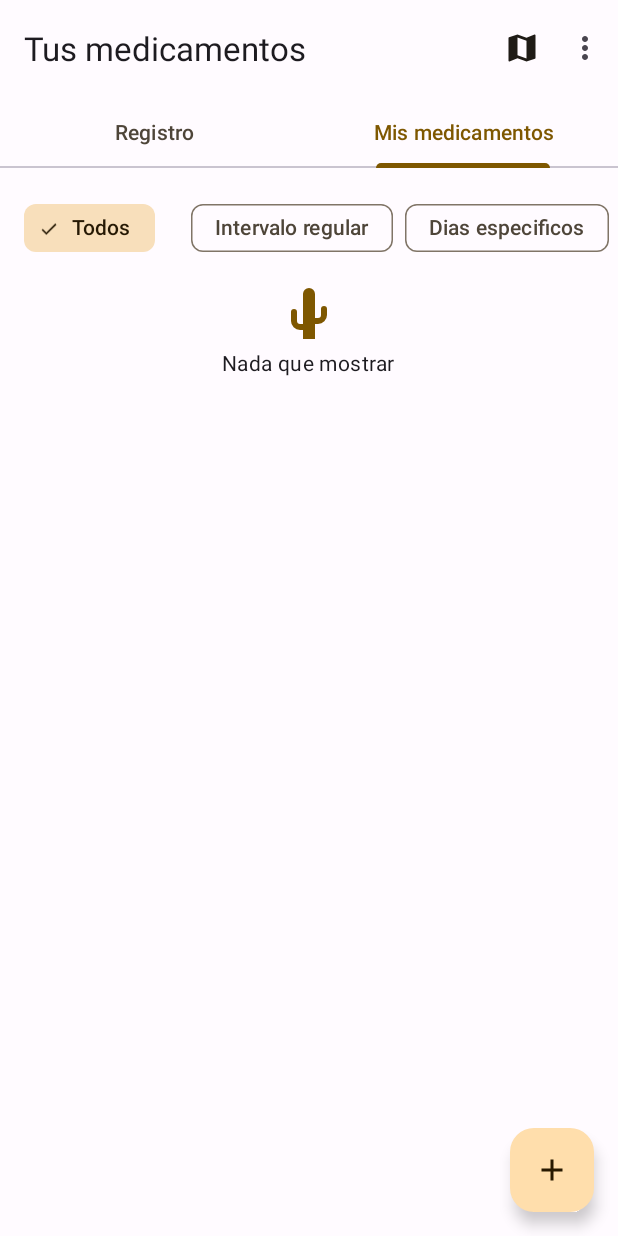
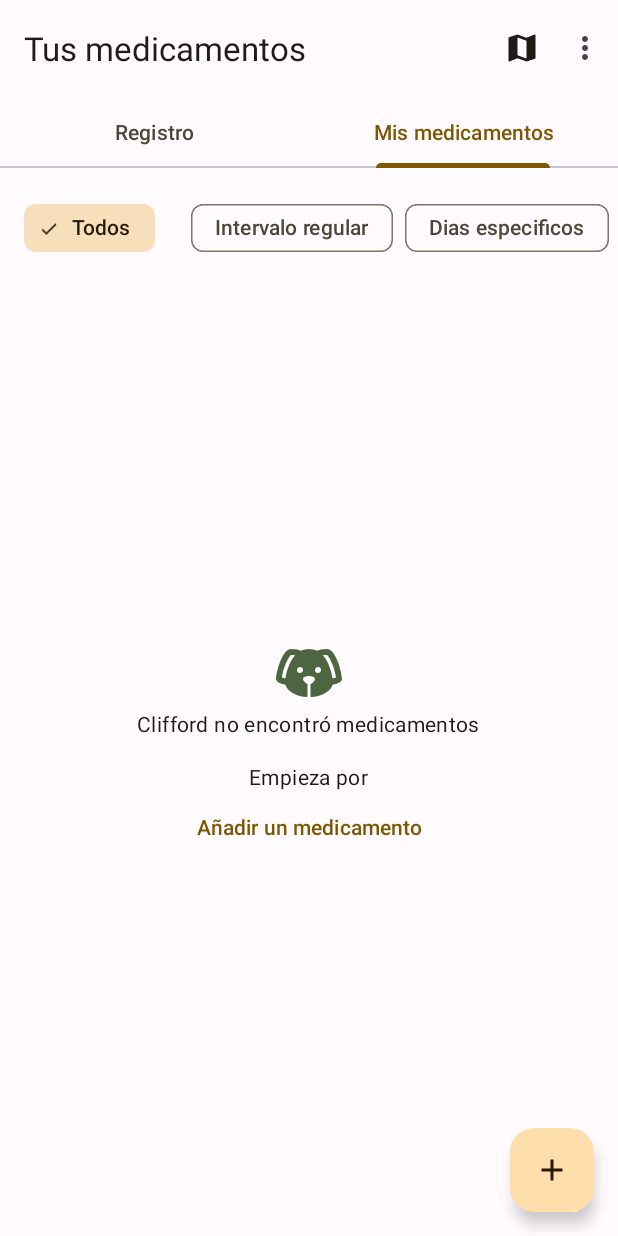
Before and after one commit to Totremont/MedicaTrack, an Android app: the screen it shows after launch (MainActivity), tab 2 chosen, on a phone screen of 412 x 824 dp. Run offline under Robolectric (Android 15) with nearby library versions, the phone set to English and light mode, and no system bars; our stand-ins replace Room's generated code, navigation-ui.

Commit message:
Cambiado el recyclerview para que utilize DiffUtil

```diff
--- a/app/src/main/java/com/example/medicatrack/MedicamentosFragment.java
+++ b/app/src/main/java/com/example/medicatrack/MedicamentosFragment.java
@@ -1,7 +1,13 @@
 package com.example.medicatrack;
 
+import android.app.Activity;
+import android.content.Intent;
 import android.os.Bundle;
 
+import androidx.activity.result.ActivityResult;
+import androidx.activity.result.ActivityResultCallback;
+import androidx.activity.result.ActivityResultLauncher;
+import androidx.activity.result.contract.ActivityResultContracts;
 import androidx.annotation.NonNull;
 import androidx.annotation.Nullable;
 import androidx.appcompat.widget.LinearLayoutCompat;
@@ -17,11 +23,13 @@ import android.view.ViewGroup;
 
 import com.example.medicatrack.adapters.MedicamentoAdapter;
 import com.example.medicatrack.adapters.RegistroAdapter;
+import com.example.medicatrack.creacion.CreacionActivity;
 import com.example.medicatrack.databinding.FragmentMedicamentosBinding;
 import com.example.medicatrack.model.Medicamento;
 import com.example.medicatrack.model.enums.Frecuencia;
 import com.example.medicatrack.repo.MedicamentoRepository;
 import com.example.medicatrack.viewmodels.MedicamentoViewModel;
+import com.google.android.material.snackbar.Snackbar;
 
 import java.util.ArrayList;
 import java.util.List;
@@ -36,14 +44,26 @@ public class MedicamentosFragment extends Fragment
     private MedicamentoAdapter adapter;
     private final ArrayList<Medicamento> medicamentos = new ArrayList<>();
     private final ArrayList<Medicamento> medicamentosFiltrados = new ArrayList<>();
+    private MedicamentoViewModel viewModel;
 
-    private MedicamentoViewModel viewModel;
+    private ActivityResultLauncher<Intent> creacionLauncher;
 
 
     @Override
     public void onCreate(Bundle savedInstanceState)
     {
         super.onCreate(savedInstanceState);
+        creacionLauncher = registerForActivityResult(
+                new ActivityResultContracts.StartActivityForResult(), result ->
+                {
+                    if (result.getResultCode() == Activity.RESULT_OK) {
+                        Intent data = result.getData();
+                        Medicamento a = data.getExtras().getParcelable("Medicamento");
+
+                        viewModel.nuevoMedicamento.setValue(a);
+                        Snackbar.make(binding.getRoot(), "Se ha agregado un nuevo medicamento", Snackbar.LENGTH_LONG).show();
+                    }
+                });
     }
 
     @Override
@@ -114,6 +134,12 @@ public class MedicamentosFragment extends Fragment
             setMedicamentos(Frecuencia.NECESIDAD,null);
         });
 
+        binding.agregarButton.setOnClickListener(view1 ->
+        {
+            Intent intent = new Intent(requireActivity(), CreacionActivity.class);
+            creacionLauncher.launch(intent);
+        });
+
         viewModel.nuevoMedicamento.observe(requireActivity(),nuevo ->
         {
             if(nuevo == null) return;
--- a/app/src/main/java/com/example/medicatrack/adapters/MedicamentoAdapter.java
+++ b/app/src/main/java/com/example/medicatrack/adapters/MedicamentoAdapter.java
@@ -5,26 +5,30 @@ import android.view.ViewGroup;
 
 import androidx.annotation.NonNull;
 import androidx.recyclerview.widget.DiffUtil;
+import androidx.recyclerview.widget.ListAdapter;
 import androidx.recyclerview.widget.RecyclerView;
 
 import com.example.medicatrack.databinding.MedicamentoViewlistBinding;
 import com.example.medicatrack.model.Medicamento;
+import com.example.medicatrack.model.Registro;
 import com.example.medicatrack.utilities.FechaFormat;
 import com.example.medicatrack.utilities.ResourcesUtility;
 import com.example.medicatrack.viewmodels.MedicamentoViewModel;
 
 import java.util.ArrayList;
+import java.util.List;
 
-public class MedicamentoAdapter extends RecyclerView.Adapter<MedicamentoAdapter.MedicamentoViewHolder>
+public class MedicamentoAdapter extends ListAdapter<Medicamento,MedicamentoAdapter.MedicamentoViewHolder>
 {
 
-    private final ArrayList<Medicamento> medicamentos = new ArrayList<>();
     private MedicamentoViewModel viewModel;
 
     public MedicamentoAdapter(MedicamentoViewModel viewModel)
     {
+        super(new MedicamentoDifference());
         this.viewModel = viewModel;
     }
+
 
     @NonNull
     @Override
@@ -36,24 +40,18 @@ public class MedicamentoAdapter extends RecyclerView.Adapter<MedicamentoAdapter.
     @Override
     public void onBindViewHolder(@NonNull MedicamentoAdapter.MedicamentoViewHolder holder, int position)
     {
-        holder.bind(medicamentos.get(position),viewModel);
+        holder.bind(getCurrentList().get(position),viewModel);
     }
 
     @Override
     public int getItemCount()
     {
-        return medicamentos.size();
+        return getCurrentList().size();
     }
 
     public void setData(ArrayList<Medicamento> medicamentos)
     {
-        this.medicamentos.clear();
-        this.medicamentos.addAll(medicamentos);
-
-        MedicamentoAdapter.MedicamentoDifference diferenciador = new MedicamentoAdapter.MedicamentoDifference(medicamentos,this.medicamentos);
-        DiffUtil.DiffResult resultado = DiffUtil.calculateDiff(diferenciador);
-        //resultado.dispatchUpdatesTo(this);
-        notifyDataSetChanged();
+        submitList((List<Medicamento>) medicamentos.clone());
     }
 
     //Clase Viewholder - se encarga de mostrar los datos en la UI
@@ -91,44 +89,19 @@ public class MedicamentoAdapter extends RecyclerView.Adapter<MedicamentoAdapter.
 
 
     //Obtiene las diferencias entre 2 listas distintas
-    public static class MedicamentoDifference extends DiffUtil.Callback
+    public static class MedicamentoDifference extends DiffUtil.ItemCallback<Medicamento>
     {
 
-        private final ArrayList<Medicamento> listaNueva = new ArrayList<>();
-        private final ArrayList<Medicamento> listaVieja = new ArrayList<>();
-
-        public MedicamentoDifference(ArrayList<Medicamento> listaNueva, ArrayList<Medicamento> listaVieja)
-        {
-            this.listaNueva.addAll(listaNueva);
-            this.listaVieja.addAll(listaVieja);
+        @Override
+        public boolean areItemsTheSame(@NonNull Medicamento oldItem, @NonNull Medicamento newItem) {
+            return oldItem.equals(newItem);
         }
 
         @Override
-        public int getOldListSize() {
-            return listaVieja.size();
-        }
-
-        @Override
-        public int getNewListSize() {
-            return listaNueva.size();
-        }
-
-        @Override       //Son las 2 instancias iguales?
-        public boolean areItemsTheSame(int oldItemPosition, int newItemPosition)
-        {
-            Medicamento viejo = listaVieja.get(oldItemPosition);
-            Medicamento nuevo = listaNueva.get(newItemPosition);
-            return nuevo.equals(viejo);
-        }
-
-        @Override       //Tienen las 2 instancias los mismos datos? (visualmente en la UI)
-        public boolean areContentsTheSame(int oldItemPosition, int newItemPosition)
-        {
-            Medicamento viejo = listaVieja.get(oldItemPosition);
-            Medicamento nuevo = listaNueva.get(newItemPosition);
-            //Cantidad pastillas y registro blablabla
-            return FechaFormat.formattedHora(viejo.getHora()).equals(FechaFormat.formattedHora(nuevo.getHora()))
-                    && viejo.getNombre().equals(nuevo.getNombre()) && viejo.getConcentracion() == nuevo.getConcentracion();
+        public boolean areContentsTheSame(@NonNull Medicamento oldItem, @NonNull Medicamento newItem) {
+            return oldItem.equals(newItem) || (oldItem.getNombre().equals(newItem.getNombre())
+                    && oldItem.getFrecuencia().equals(newItem.getFrecuencia())
+                    && oldItem.getConcentracion() == newItem.getConcentracion() && oldItem.getForma().equals(newItem.getForma()));
         }
     }
 }
--- a/app/src/main/java/com/example/medicatrack/adapters/RegistroAdapter.java
+++ b/app/src/main/java/com/example/medicatrack/adapters/RegistroAdapter.java
@@ -9,6 +9,7 @@ import android.view.animation.RotateAnimation;
 import androidx.annotation.NonNull;
 import androidx.appcompat.widget.LinearLayoutCompat;
 import androidx.recyclerview.widget.DiffUtil;
+import androidx.recyclerview.widget.ListAdapter;
 import androidx.recyclerview.widget.RecyclerView;
 
 import com.example.medicatrack.R;
@@ -32,82 +33,66 @@ import java.util.SortedMap;
 import java.util.TreeMap;
 import java.util.UUID;
 
-public class RegistroAdapter extends RecyclerView.Adapter<RegistroAdapter.RegistroViewHolder>
-{
+public class RegistroAdapter extends ListAdapter<Registro,RegistroAdapter.RegistroViewHolder> {
 
-    private List<Registro> registros = new ArrayList<>();
+    private Context context;
+
+    public RegistroAdapter(Context context) {
+        super(new RegistroDifference());
+        this.context = context;
+    }
 
     //Si esta seleccionado un chip
     private boolean esPasado = false;
     private boolean esFuturo = false;
 
-    private final Context context;
-
-    public RegistroAdapter(Context fromContext)
-    {
-        this.context = fromContext;
-    }
-
-
     @NonNull
     @Override
-    public RegistroViewHolder onCreateViewHolder(@NonNull ViewGroup parent, int viewType)
-    {
-        return new RegistroViewHolder(RegistroViewlistBinding.inflate(LayoutInflater.from(parent.getContext()), parent, false),context);
+    public RegistroViewHolder onCreateViewHolder(@NonNull ViewGroup parent, int viewType) {
+        return new RegistroViewHolder(RegistroViewlistBinding.inflate(LayoutInflater.from(parent.getContext()), parent, false), context);
     }
 
     @Override
-    public void onBindViewHolder(@NonNull RegistroViewHolder holder, int position)
-    {
-        holder.bind(registros.get(position),
-                esPasado,esFuturo);
+    public void onBindViewHolder(@NonNull RegistroViewHolder holder, int position) {
+        holder.bind(getCurrentList().get(position), esPasado, esFuturo);
     }
 
     @Override
-    public int getItemCount()
-    {
-        return registros.size();
+    public int getItemCount() {
+        return getCurrentList().size();
     }
 
     public void setData(ArrayList<Registro> registros, boolean esPasado, boolean esFuturo)
     {
-        this.registros.clear();
-        this.registros.addAll(registros);
-
         this.esFuturo = esFuturo;
         this.esPasado = esPasado;
 
-        notifyDataSetChanged();
-
-
+        submitList((List<Registro>) registros.clone());
     }
 
     //Clase Viewholder - se encarga de mostrar los datos en la UI
-    public static class RegistroViewHolder extends RecyclerView.ViewHolder
-    {
+    public static class RegistroViewHolder extends RecyclerView.ViewHolder {
         private final RegistroViewlistBinding binding;
         private final RegistroRepository registroRepo;
 
         private int rotationAngle = 0;
 
 
-        public RegistroViewHolder(@NonNull RegistroViewlistBinding binding, @NonNull Context context)
-        {
+        public RegistroViewHolder(@NonNull RegistroViewlistBinding binding, @NonNull Context context) {
             super(binding.getRoot());
             this.binding = binding;
             registroRepo = RegistroRepository.getInstance(context);
         }
 
-        public void bind(Registro registro, boolean esPasado, boolean esFuturo)
-        {
+        public void bind(Registro registro, boolean esPasado, boolean esFuturo) {
             Medicamento medicamento = registro.getMedicamento();
             binding.tiempoTextView.setText(FechaFormat.formattedHora(registro.getFecha()));
 
-            if(registro.getEstado().equals(RegistroEstado.PENDIENTE))
-            {
+            if (registro.getEstado().equals(RegistroEstado.PENDIENTE)) {
                 //start, top, end, bottom argumentos
-                binding.tiempoTextView.setCompoundDrawablesRelativeWithIntrinsicBounds(R.drawable.icon_bell_pending,0,0,0);
-            } else binding.tiempoTextView.setCompoundDrawablesRelativeWithIntrinsicBounds(0,0,0,0);
+                binding.tiempoTextView.setCompoundDrawablesRelativeWithIntrinsicBounds(R.drawable.icon_bell_pending, 0, 0, 0);
+            } else
+                binding.tiempoTextView.setCompoundDrawablesRelativeWithIntrinsicBounds(0, 0, 0, 0);
 
             binding.nombreTextView.setText(medicamento.getNombre());
 
@@ -119,9 +104,9 @@ public class RegistroAdapter extends RecyclerView.Adapter<RegistroAdapter.Regist
 
             binding.dosisTextView.setText(dosis);
 
-            setEstado(registro,esPasado);
+            setEstado(registro, esPasado);
 
-            if(binding.buttonsLayout.getVisibility() == LinearLayoutCompat.VISIBLE) {
+            if (binding.buttonsLayout.getVisibility() == LinearLayoutCompat.VISIBLE) {
                 binding.buttonsLayout.setVisibility(LinearLayoutCompat.GONE);
                 rotationAngle = rotationAngle == 0 ? 180 : 0;  //toggle
                 binding.arrow.animate().rotation(rotationAngle).setDuration(300).start();
@@ -129,37 +114,40 @@ public class RegistroAdapter extends RecyclerView.Adapter<RegistroAdapter.Regist
 
             binding.getRoot().setOnClickListener(view ->
             {
-                if(!esFuturo) onClickOption(3,registro);
+                if (!esFuturo) onClickOption(3, registro);
             });
 
             //Listeners
-            binding.tomarButton.setOnClickListener(view -> {onClickOption(0,registro);});
+            binding.tomarButton.setOnClickListener(view -> {
+                onClickOption(0, registro);
+            });
 
-            binding.noTomarButton.setOnClickListener(view -> {onClickOption(1,registro);});
+            binding.noTomarButton.setOnClickListener(view -> {
+                onClickOption(1, registro);
+            });
 
 
         }
+
         public void onClickOption(int opcion, Registro registro)   //0 tomar, 1 no tomar, 2 pendiente
         {
             binding.buttonsLayout.setVisibility(binding.buttonsLayout.getVisibility() == LinearLayoutCompat.GONE ? LinearLayoutCompat.VISIBLE : LinearLayoutCompat.GONE);
             rotationAngle = rotationAngle == 0 ? 180 : 0;  //toggle
             binding.arrow.animate().rotation(rotationAngle).setDuration(300).start();
-            if(opcion < 3) {
+            if (opcion < 3) {
                 updateRegistro(registro, opcion);
-                setEstado(registro,false);
+                setEstado(registro, false);
             }
         }
 
-        public void updateRegistro(Registro registro, int opcion)
-        {
+        public void updateRegistro(Registro registro, int opcion) {
             registro.setEstado(RegistroEstado.values()[opcion]);
-            registroRepo.update(registro,result -> {});
+            registroRepo.update(registro, result -> {
+            });
         }
 
-        public void setEstado(Registro registro, boolean esPasado)
-        {
-            switch(registro.getEstado())
-            {
+        public void setEstado(Registro registro, boolean esPasado) {
+            switch (registro.getEstado()) {
                 case CONFIRMADO:
                     binding.iconTomado.setImageResource(R.drawable.icon_check_checked);
                     binding.iconNoTomado.setImageResource(R.drawable.icon_close_unchecked);
@@ -182,7 +170,7 @@ public class RegistroAdapter extends RecyclerView.Adapter<RegistroAdapter.Regist
                     binding.iconPendiente.setImageResource(R.drawable.icon_pending_checked);
                     binding.tomarButton.setVisibility(MaterialButton.VISIBLE);
                     binding.noTomarButton.setVisibility(MaterialButton.VISIBLE);
-                    if(esPasado) binding.estadoTextView.setText("Alarma perdida");
+                    if (esPasado) binding.estadoTextView.setText("Alarma perdida");
                     else binding.estadoTextView.setText("Por notificar");
                     break;
 
@@ -199,51 +187,17 @@ public class RegistroAdapter extends RecyclerView.Adapter<RegistroAdapter.Regist
     }
 
 
-    /*//Obtiene las diferencias entre 2 listas distintas
-    public static class MedicamentoDifference extends DiffUtil.Callback
-    {
-        private final SortedMap<UUID,Registro> registrosViejos = new TreeMap<UUID,Registro>();
-        private final SortedMap<UUID,Registro> registrosNuevos = new TreeMap<UUID,Registro>();
-        private final ArrayList<Medicamento> listaNueva = new ArrayList<>();
-        private final ArrayList<Medicamento> listaVieja = new ArrayList<>();
+    //Obtiene las diferencias entre 2 listas distintas
+    public static class RegistroDifference extends DiffUtil.ItemCallback<Registro> {
 
-        public MedicamentoDifference(ArrayList<Medicamento> listaNueva, ArrayList<Medicamento> listaVieja, SortedMap<UUID,Registro> registrosViejos, SortedMap<UUID,Registro> registrosNuevos)
-        {
-            this.listaNueva.addAll(listaNueva);
-            this.listaVieja.addAll(listaVieja);
-            this.registrosViejos.putAll(registrosViejos);
-            this.registrosNuevos.putAll(registrosNuevos);
+        @Override   //Instancias iguales?
+        public boolean areItemsTheSame(@NonNull Registro oldItem, @NonNull Registro newItem) {
+            return oldItem.equals(newItem);
         }
 
-        @Override
-        public int getOldListSize() {
-            return listaVieja.size();
+        @Override   //Valores iguales? (Que se ven en la UI)
+        public boolean areContentsTheSame(@NonNull Registro oldItem, @NonNull Registro newItem) {
+            return oldItem.getFecha().equals(newItem.getFecha()) && oldItem.getEstado().equals(newItem.getEstado()) && oldItem.getMedicamento().sameContent(newItem.getMedicamento());
         }
-
-        @Override
-        public int getNewListSize() {
-            return listaNueva.size();
-        }
-
-        @Override       //Son las 2 instancias iguales?
-        public boolean areItemsTheSame(int oldItemPosition, int newItemPosition)
-        {
-            Medicamento viejo = listaVieja.get(oldItemPosition);
-            Medicamento nuevo = listaNueva.get(newItemPosition);
-            return nuevo.equals(viejo);
-        }
-
-        @Override       //Tienen las 2 instancias los mismos datos? (visualmente en la UI)
-        public boolean areContentsTheSame(int oldItemPosition, int newItemPosition)
-        {
-            Medicamento viejo = listaVieja.get(oldItemPosition);
-            Medicamento nuevo = listaNueva.get(newItemPosition);
-            Registro registroViejo = registrosViejos.get(viejo);
-            Registro registroNuevo = registrosNuevos.get(nuevo);
-
-            return FechaFormat.formattedHora(viejo.getHora()).equals(FechaFormat.formattedHora(nuevo.getHora()))
-                    && viejo.getNombre().equals(nuevo.getNombre()) && viejo.getConcentracion() == nuevo.getConcentracion()
-                    && viejo.getForma().equals(nuevo.getForma()) && viejo.getColor().equals(nuevo.getColor()) && registroViejo.getEstado().equals(registroNuevo.getEstado());
-        }
-    }*/
+    }
 }
--- a/app/src/main/res/drawable/icon_cactus.xml
+++ /dev/null
@@ -1,4 +0,0 @@
-<vector android:height="48dp" android:viewportHeight="24"
-    android:viewportWidth="24" android:width="48dp" xmlns:android="http://schemas.android.com/apk/res/android">
-    <path android:fillColor="?attr/colorPrimaryVariant" android:pathData="M14,16V21H10V18H9A3,3 0,0 1,6 15V12A1,1 0,0 1,7 11A1,1 0,0 1,8 12V15C8,15.56 8.45,16 9,16H10V6A2,2 0,0 1,12 4A2,2 0,0 1,14 6V14H15A1,1 0,0 0,16 13V11A1,1 0,0 1,17 10A1,1 0,0 1,18 11V13A3,3 0,0 1,15 16H14Z"/>
-</vector>
--- /dev/null
+++ b/app/src/main/res/drawable/icon_cat.xml
@@ -0,0 +1,4 @@
+<vector android:height="48dp" android:viewportHeight="24"
+    android:viewportWidth="24" android:width="48dp" xmlns:android="http://schemas.android.com/apk/res/android">
+    <path android:fillColor="?attr/colorTertiary" android:pathData="M12,8L10.67,8.09C9.81,7.07 7.4,4.5 5,4.5C5,4.5 3.03,7.46 4.96,11.41C4.41,12.24 4.07,12.67 4,13.66L2.07,13.95L2.28,14.93L4.04,14.67L4.18,15.38L2.61,16.32L3.08,17.21L4.53,16.32C5.68,18.76 8.59,20 12,20C15.41,20 18.32,18.76 19.47,16.32L20.92,17.21L21.39,16.32L19.82,15.38L19.96,14.67L21.72,14.93L21.93,13.95L20,13.66C19.93,12.67 19.59,12.24 19.04,11.41C20.97,7.46 19,4.5 19,4.5C16.6,4.5 14.19,7.07 13.33,8.09L12,8M9,11A1,1 0,0 1,10 12A1,1 0,0 1,9 13A1,1 0,0 1,8 12A1,1 0,0 1,9 11M15,11A1,1 0,0 1,16 12A1,1 0,0 1,15 13A1,1 0,0 1,14 12A1,1 0,0 1,15 11M11,14H13L12.3,15.39C12.5,16.03 13.06,16.5 13.75,16.5A1.5,1.5 0,0 0,15.25 15H15.75A2,2 0,0 1,13.75 17C13,17 12.35,16.59 12,16V16H12C11.65,16.59 11,17 10.25,17A2,2 0,0 1,8.25 15H8.75A1.5,1.5 0,0 0,10.25 16.5C10.94,16.5 11.5,16.03 11.7,15.39L11,14Z"/>
+</vector>
--- /dev/null
+++ b/app/src/main/res/drawable/icon_dog.xml
@@ -0,0 +1,4 @@
+<vector android:height="48dp" android:viewportHeight="24"
+    android:viewportWidth="24" android:width="48dp" xmlns:android="http://schemas.android.com/apk/res/android">
+    <path android:fillColor="?attr/colorTertiary" android:pathData="M18,4C16.29,4 15.25,4.33 14.65,4.61C13.88,4.23 13,4 12,4C11,4 10.12,4.23 9.35,4.61C8.75,4.33 7.71,4 6,4C3,4 1,12 1,14C1,14.83 2.32,15.59 4.14,15.9C4.78,18.14 7.8,19.85 11.5,20V15.72C10.91,15.35 10,14.68 10,14C10,13 12,13 12,13C12,13 14,13 14,14C14,14.68 13.09,15.35 12.5,15.72V20C16.2,19.85 19.22,18.14 19.86,15.9C21.68,15.59 23,14.83 23,14C23,12 21,4 18,4M4.15,13.87C3.65,13.75 3.26,13.61 3,13.5C3.25,10.73 5.2,6.4 6.05,6C6.59,6 7,6.06 7.37,6.11C5.27,8.42 4.44,12.04 4.15,13.87M9,12A1,1 0,0 1,8 11C8,10.46 8.45,10 9,10A1,1 0,0 1,10 11C10,11.56 9.55,12 9,12M15,12A1,1 0,0 1,14 11C14,10.46 14.45,10 15,10A1,1 0,0 1,16 11C16,11.56 15.55,12 15,12M19.85,13.87C19.56,12.04 18.73,8.42 16.63,6.11C17,6.06 17.41,6 17.95,6C18.8,6.4 20.75,10.73 21,13.5C20.75,13.61 20.36,13.75 19.85,13.87Z"/>
+</vector>
--- a/app/src/main/res/layout/activity_main.xml
+++ b/app/src/main/res/layout/activity_main.xml
@@ -20,6 +20,8 @@
         android:id="@+id/toolbar"
         android:layout_width="match_parent"
         android:layout_height="wrap_content"
+        style="@style/Widget.Material3.Toolbar"
+        app:titleTextColor="?attr/colorOnSurface"
             />
 
     </com.google.android.material.appbar.AppBarLayout>
--- a/app/src/main/res/layout/fragment_medicamentos.xml
+++ b/app/src/main/res/layout/fragment_medicamentos.xml
@@ -20,6 +20,7 @@
         >
 
         <com.google.android.material.chip.ChipGroup
+            android:id="@+id/chip_group"
             android:layout_width="wrap_content"
             android:layout_height="wrap_content"
             app:selectionRequired="true"
@@ -81,24 +82,45 @@
         android:layout_height="wrap_content"
         app:layout_constraintStart_toStartOf="parent"
         app:layout_constraintEnd_toEndOf="parent"
-        android:layout_marginTop="@dimen/small_dim"
         android:orientation="vertical"
         android:gravity="center"
         android:visibility="gone"
-        app:layout_constraintTop_toBottomOf="@id/recyclerView">
+        app:layout_constraintTop_toBottomOf="@id/scrollView"
+        app:layout_constraintBottom_toBottomOf="parent">
 
         <ImageView
             android:layout_width="wrap_content"
             android:layout_height="wrap_content"
             android:layout_gravity="center"
-            android:src="@drawable/icon_cactus"/>
+            android:src="@drawable/icon_dog"/>
 
         <TextView
             android:id="@+id/vacioText"
             android:layout_width="wrap_content"
             android:layout_height="wrap_content"
-            android:text="Nada que mostrar"
+            android:text="Clifford no encontró medicamentos"
             android:textAppearance="?attr/textAppearanceBodyMedium"
+            android:textColor="?attr/colorOnBackground"
+            />
+
+        <TextView
+            android:id="@+id/sugerenciaText"
+            android:layout_width="wrap_content"
+            android:layout_height="wrap_content"
+            android:layout_marginTop="@dimen/default_dim"
+            android:text="Empieza por"
+            android:textAppearance="?attr/textAppearanceBodyMedium"
+            android:textColor="?attr/colorOnBackground"
+            />
+
+        <com.google.android.material.button.MaterialButton
+            android:id="@+id/agregar_button"
+            android:layout_width="wrap_content"
+            android:layout_height="wrap_content"
+            app:layout_constraintBottom_toBottomOf="parent"
+            app:layout_constraintEnd_toEndOf="parent"
+            style="?attr/borderlessButtonStyle"
+            android:text="Añadir un medicamento"
             />
 
     </androidx.appcompat.widget.LinearLayoutCompat>
--- a/app/src/main/res/layout/medicamento_viewlist.xml
+++ b/app/src/main/res/layout/medicamento_viewlist.xml
@@ -5,7 +5,7 @@
     xmlns:app="http://schemas.android.com/apk/res-auto"
     android:layout_width="wrap_content"
     android:layout_height="wrap_content"
-    android:backgroundTint="?attr/colorSurface"
+    style="@style/Widget.Material3.CardView.Elevated"
     android:layout_margin="@dimen/default_dim"
     app:cardCornerRadius="@dimen/small_dim"
     android:elevation="@dimen/small_dim"
@@ -45,6 +45,7 @@
             android:gravity="center_vertical"
             android:layout_marginStart="@dimen/small_dim"
             android:layout_marginTop="@dimen/small_dim"
+            android:textColor="?attr/colorOnSurfaceVariant"
             android:textAppearance="?attr/textAppearanceBodySmall"
             app:drawableStartCompat="@drawable/icon_date" />
 
@@ -55,6 +56,7 @@
             android:text="Cápsula 600 mg"
             android:layout_marginTop="@dimen/small_dim"
             android:layout_marginStart="@dimen/small_dim"
+            android:textColor="?attr/colorOnSurface"
             android:textAppearance="?attr/textAppearanceBodySmall"/>
 
         <com.google.android.material.button.MaterialButton
--- a/app/src/main/res/layout/registro_viewlist.xml
+++ b/app/src/main/res/layout/registro_viewlist.xml
@@ -91,6 +91,7 @@
         android:layout_height="wrap_content"
         app:layout_constraintTop_toTopOf="@id/dosis_textView"
         app:layout_constraintEnd_toEndOf="parent"
+        android:textColor="?attr/colorOnSurfaceVariant"
         android:text="No tomado"
         />
 
```
Also changed, not shown: app/src/main/java/com/example/medicatrack/RegistroFragment.java (+5 -4 lines), app/src/main/java/com/example/medicatrack/model/Medicamento.java (+46 -1 lines), app/src/main/java/com/example/medicatrack/model/Registro.java (+13 -0 lines), app/src/main/res/layout/fragment_registro.xml (+8 -7 lines), app/src/main/res/layout/medicamento_info.xml (+5 -3 lines).
